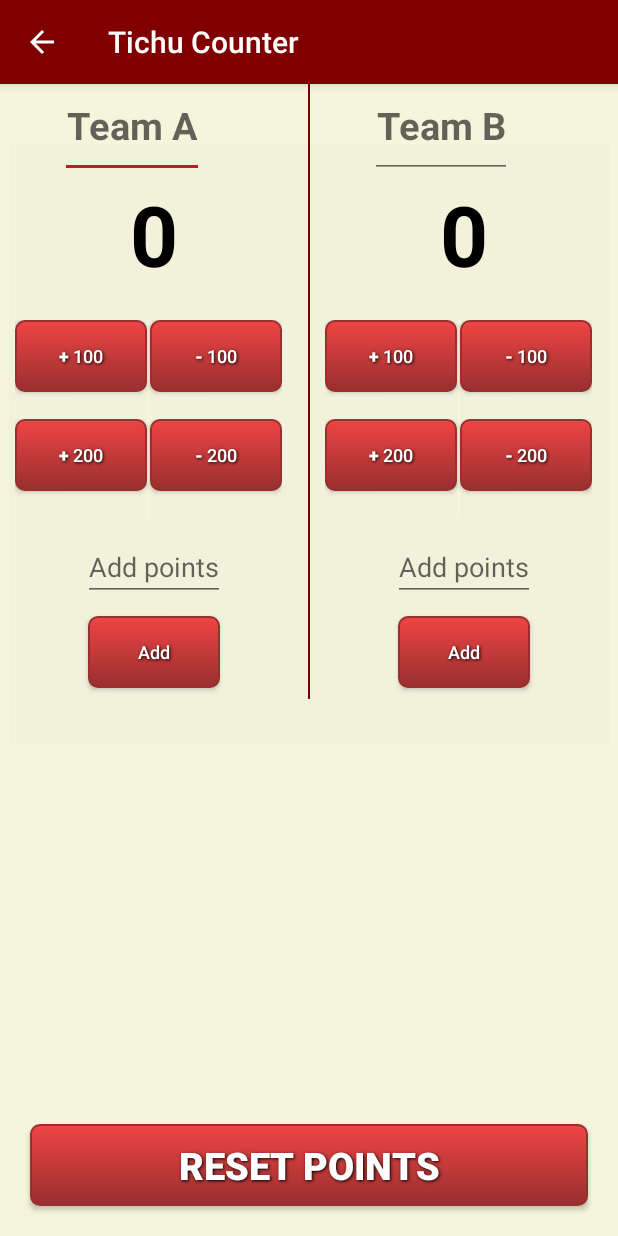
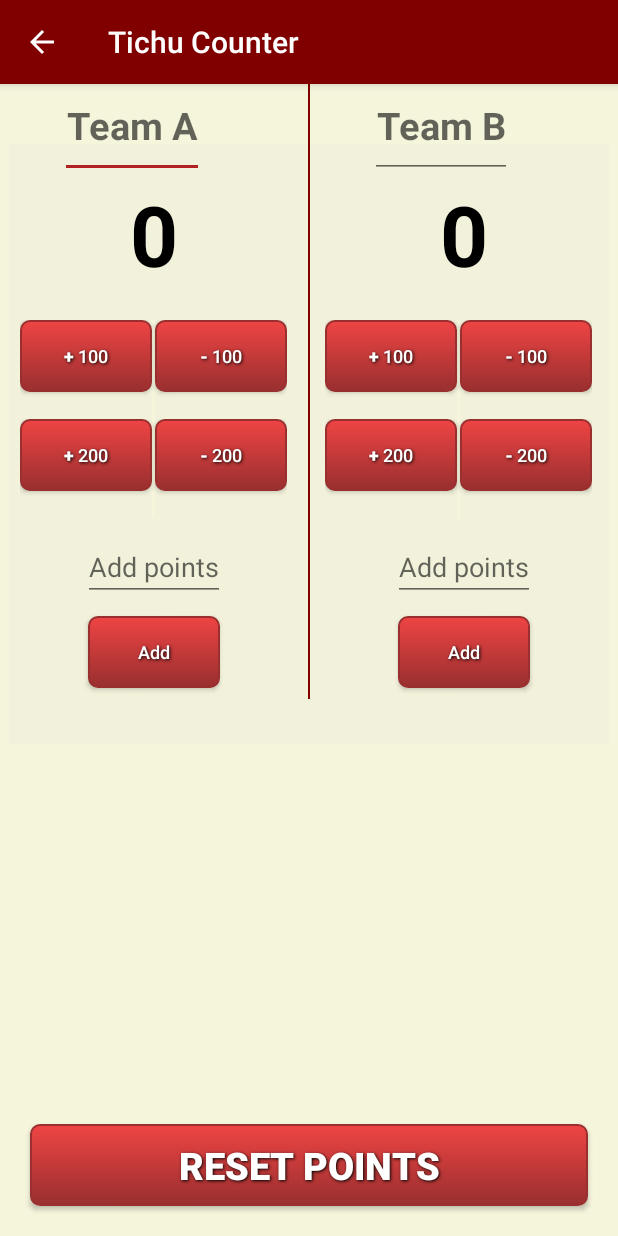
Before and after one commit to Al3xSav/Tichu-Counter, an Android app: the MainActivity screen opened directly, with no data from a screen before it, on a phone screen of 412 x 824 dp. Run offline under Robolectric (Android 15) with nearby library versions, the phone set to English and light mode, and no system bars.

Commit message:
Fix landscape view
Fix start activity and main activity

```diff
--- a/app/src/main/res/layout/activity_main.xml
+++ b/app/src/main/res/layout/activity_main.xml
@@ -22,6 +22,7 @@
             android:layout_width="match_parent"
             android:layout_height="match_parent"
             android:orientation="horizontal"
+            android:layout_marginBottom="60dp"
             android:layout_alignParentTop="true"
             android:layout_alignParentLeft="true"
             android:layout_alignParentStart="true">
@@ -45,6 +46,7 @@
                 <LinearLayout
                     android:layout_width="wrap_content"
                     android:layout_height="wrap_content"
+                    android:layout_gravity="center"
                     android:orientation="horizontal">
 
                     <Button
@@ -72,6 +74,7 @@
                 <LinearLayout
                     android:layout_width="wrap_content"
                     android:layout_height="wrap_content"
+                    android:layout_gravity="center"
                     android:orientation="horizontal">
 
                     <Button
--- a/app/src/main/res/layout/activity_rules.xml
+++ b/app/src/main/res/layout/activity_rules.xml
@@ -1,6 +1,4 @@
 <?xml version="1.0" encoding="utf-8"?>
-
-
 <ScrollView xmlns:android="http://schemas.android.com/apk/res/android"
     android:layout_width="match_parent"
     android:layout_height="match_parent"
--- a/app/src/main/res/values/styles.xml
+++ b/app/src/main/res/values/styles.xml
@@ -36,12 +36,12 @@
         <item name="android:layout_width">match_parent</item>
         <item name="android:layout_height">wrap_content</item>
         <item name="android:layout_alignParentBottom">true</item>
-        <item name="android:layout_centerHorizontal">true</item>
+        <item name="android:layout_gravity">center</item>
         <item name="android:layout_margin">20dp</item>
         <item name="android:background">@drawable/red_button</item>
         <item name="android:textColor">@color/colorSubmit</item>
         <item name="android:textSize">25sp</item>
-        <item name="android:textStyle" >bold</item>
+        <item name="android:textStyle">bold</item>
         <item name="android:shadowColor">#000000</item>
         <item name="android:shadowDx">1</item>
         <item name="android:shadowDy">1</item>
```
Also changed, not shown: app/src/main/res/layout/activity_start.xml (+9 -1 lines).
